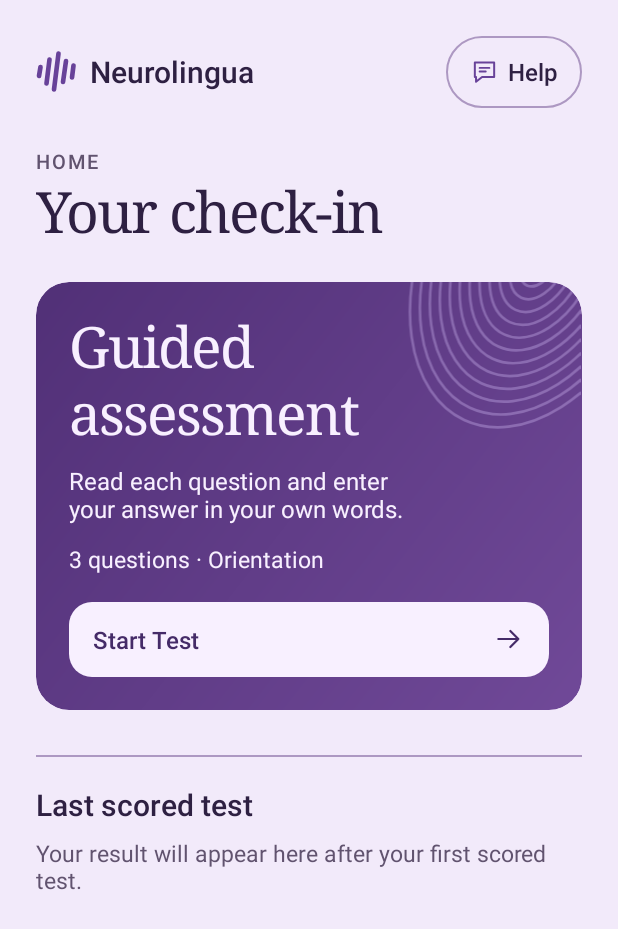
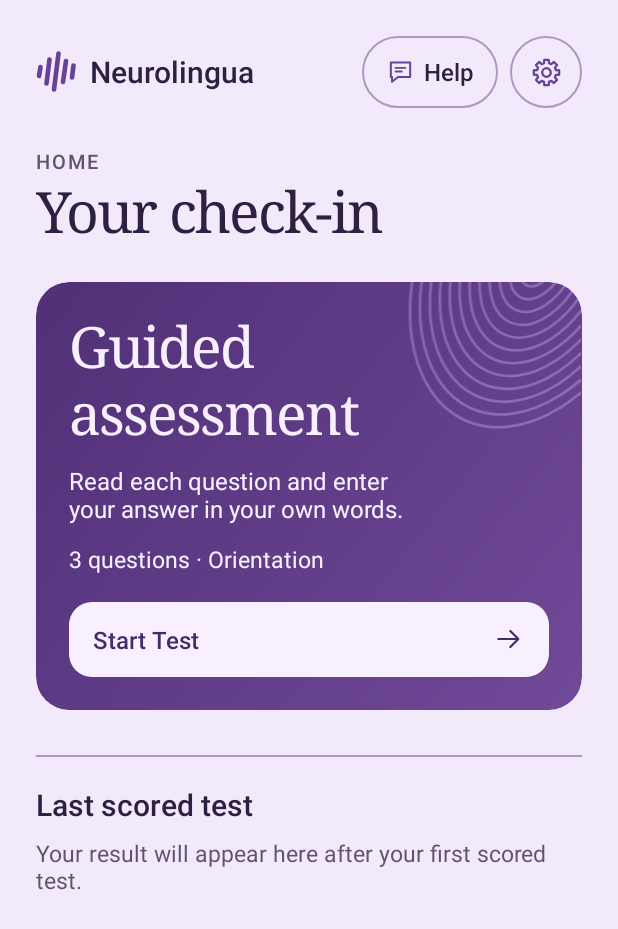
Before and after one commit to Emanuel-Nicholas-Manguera/neurolingua, an Android app: the screen it shows after launch (MainActivity), on a phone screen of 412 x 824 dp. Shown: the top 929 px of the screen. Run offline under Robolectric (Android 15) with nearby library versions, the phone set to English and light mode, and no system bars.

Commit message:
feat: let users choose a color theme from settings
Add a Home settings gear, palette swatches and a live spiral preview. Apply the selection immediately and restore it when the app opens again.

```diff
--- /dev/null
+++ b/app/src/main/java/app/neurolingua/mobile/ColorTheme.java
@@ -0,0 +1,37 @@
+package app.neurolingua.mobile;
+
+import android.content.Context;
+import android.content.SharedPreferences;
+
+enum ColorTheme {
+    VIOLET("violet", R.style.AppTheme, R.id.theme_violet),
+    OCEAN("ocean", R.style.OceanTheme, R.id.theme_ocean),
+    ROSE("rose", R.style.RoseTheme, R.id.theme_rose);
+
+    private static final String KEY = "color_theme";
+    private final String key;
+    final int style;
+    final int optionId;
+
+    ColorTheme(String key, int style, int optionId) {
+        this.key = key;
+        this.style = style;
+        this.optionId = optionId;
+    }
+
+    static ColorTheme selected(Context context) {
+        String saved = preferences(context).getString(KEY, "");
+        for (ColorTheme theme : values()) {
+            if (theme.key.equals(saved)) return theme;
+        }
+        return VIOLET;
+    }
+
+    void save(Context context) {
+        preferences(context).edit().putString(KEY, key).apply();
+    }
+
+    private static SharedPreferences preferences(Context context) {
+        return context.getSharedPreferences("appearance", Context.MODE_PRIVATE);
+    }
+}
--- /dev/null
+++ b/app/src/main/res/drawable/ic_settings.xml
@@ -0,0 +1,5 @@
+<vector xmlns:android="http://schemas.android.com/apk/res/android" android:width="22dp" android:height="22dp"
+    android:viewportWidth="24" android:viewportHeight="24">
+    <path android:fillColor="@android:color/transparent" android:strokeColor="?attr/paletteAccent"
+        android:strokeWidth="1.65" android:strokeLineJoin="round" android:pathData="M10.18,5.19 L10.38,2.79 L13.62,2.79 L13.82,5.19 L15.53,5.89 L17.36,4.34 L19.66,6.64 L18.11,8.48 L18.81,10.18 L21.21,10.38 L21.21,13.62 L18.81,13.82 L18.11,15.52 L19.66,17.36 L17.36,19.66 L15.53,18.11 L13.82,18.81 L13.62,21.21 L10.38,21.21 L10.18,18.81 L8.48,18.11 L6.64,19.66 L4.34,17.36 L5.89,15.52 L5.19,13.82 L2.79,13.62 L2.79,10.38 L5.19,10.18 L5.89,8.47 L4.34,6.64 L6.64,4.34 L8.47,5.89z M15.1,12a3.1,3.1 0,1 1,-6.2,0a3.1,3.1 0,1 1,6.2,0z"/>
+</vector>
--- a/app/src/main/res/layout/screen_home.xml
+++ b/app/src/main/res/layout/screen_home.xml
@@ -5,10 +5,14 @@
 
         <LinearLayout android:id="@+id/home_header" android:layout_width="match_parent" android:layout_height="wrap_content"
             android:gravity="center_vertical" android:orientation="horizontal">
-            <include layout="@layout/brand"/>
-            <Space android:layout_width="0dp" android:layout_height="1dp" android:layout_weight="1"/>
+            <include layout="@layout/brand" android:layout_width="0dp" android:layout_height="wrap_content"
+                android:layout_weight="1"/>
             <Button android:id="@+id/help" style="@style/Control.Navigation" android:text="@string/help"
                 android:drawableStart="@drawable/ic_help" android:drawablePadding="6dp"/>
+            <ImageButton android:id="@+id/settings" android:layout_width="48dp" android:layout_height="48dp"
+                android:layout_marginStart="8dp" android:background="@drawable/button_navigation"
+                android:src="@drawable/ic_settings" android:contentDescription="@string/settings"
+                android:tooltipText="@string/settings"/>
         </LinearLayout>
 
         <TextView style="@style/Label.Kicker" android:layout_marginTop="26dp" android:text="@string/home"/>
```
Also changed, not shown: app/src/main/java/app/neurolingua/mobile/MainActivity.java (+33 -1 lines), app/src/main/res/drawable/theme_option.xml (added, +14 -0 lines), app/src/main/res/layout/screen_settings.xml (added, +26 -0 lines), app/src/main/res/values/components.xml (+17 -0 lines), app/src/main/res/values/settings_strings.xml (added, +9 -0 lines), 1 other file.
